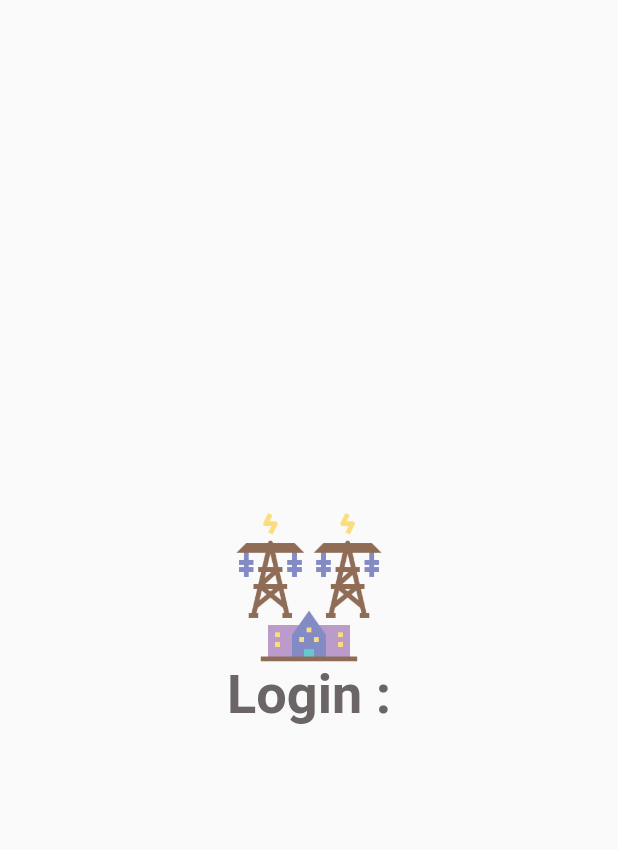
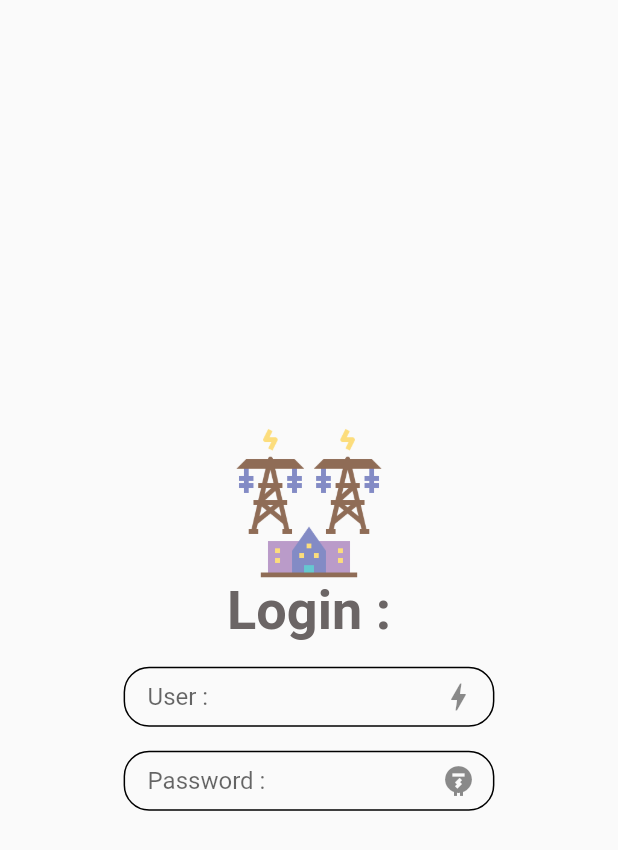
Before and after one commit to Toomtam14/bannasornpea, a Flutter app: the screen it shows after launch, on a phone screen of 412 x 824 dp. Shown: the top 850 px of the screen. Run offline on Flutter 3.47's test engine with Material 2 defaults, Android fonts, the phone set to English and light mode, and no system bars.

Commit message:
form success

```diff
--- a/lib/states/authen.dart
+++ b/lib/states/authen.dart
@@ -1,4 +1,5 @@
 import 'package:bannasornpea/utility/my_constant.dart';
+import 'package:bannasornpea/widgets/show_form.dart';
 import 'package:bannasornpea/widgets/show_image.dart';
 import 'package:bannasornpea/widgets/show_text.dart';
 import 'package:flutter/material.dart';
@@ -10,24 +11,50 @@
   Widget build(BuildContext context) {
     return Scaffold(
       body: LayoutBuilder(
-        builder: (BuildContext context, BoxConstraints boxConstraints) {
+          builder: (BuildContext context, BoxConstraints boxConstraints) {
         return Center(
-          child: Column(mainAxisAlignment: MainAxisAlignment.center,
+          child: Column(
+            mainAxisAlignment: MainAxisAlignment.center,
             children: [
               newLogo(boxConstraints),
-              ShowText(text: 'Login :', textStyle: MyConstant().h1Style(),)
+              newTitle(),
+              formUser(boxConstraints),
+              Container(
+                margin: const EdgeInsets.only(top: 16),
+                height: 40,
+                width: boxConstraints.maxWidth * 0.6,
+                child: ShowForm(
+                  hint: 'Password :',
+                  iconData: Icons.electric_meter,
+                  changeFung: (String string) {},
+                ),
+              )
             ],
           ),
         );
-      }
+      }),
+    );
+  }
+
+  Container formUser(BoxConstraints boxConstraints) {
+    return Container(
+      margin: const EdgeInsets.only(top: 16),
+      width: boxConstraints.maxWidth * 0.6,
+      height: 40,
+      child: ShowForm(
+        hint: 'User :',
+        iconData: Icons.bolt_outlined,
+        changeFung: (String string) {},
       ),
     );
   }
 
+  ShowText newTitle() => ShowText(
+        text: 'Login :',
+        textStyle: MyConstant().h1Style(),
+      );
+
   SizedBox newLogo(BoxConstraints boxConstraints) {
-    return SizedBox(
-        width: boxConstraints.maxWidth*0.25,
-        child: ShowImage()
-        );
+    return SizedBox(width: boxConstraints.maxWidth * 0.25, child: ShowImage());
   }
 }
--- /dev/null
+++ b/lib/widgets/show_form.dart
@@ -0,0 +1,34 @@
+// ignore_for_file: public_member_api_docs, sort_constructors_first
+import 'package:flutter/material.dart';
+
+class ShowForm extends StatelessWidget {
+  final String hint;
+  final IconData iconData;
+  final Function(String) changeFung;
+  const ShowForm({
+    Key? key,
+    required this.hint,
+    required this.iconData,
+    required this.changeFung,
+  }) : super(key: key);
+
+  @override
+  Widget build(BuildContext context) {
+    return TextFormField(
+      onChanged: changeFung,
+      decoration: InputDecoration(
+        suffixIcon: Icon(iconData),
+        hintText: hint,
+        contentPadding: const EdgeInsets.only(
+          top: 4,
+          bottom: 4,
+          left: 16,
+        ),
+        enabledBorder:
+            OutlineInputBorder(borderRadius: BorderRadius.circular(17)),
+        focusedBorder:
+            OutlineInputBorder(borderRadius: BorderRadius.circular(17)),
+      ),
+    );
+  }
+}
```
